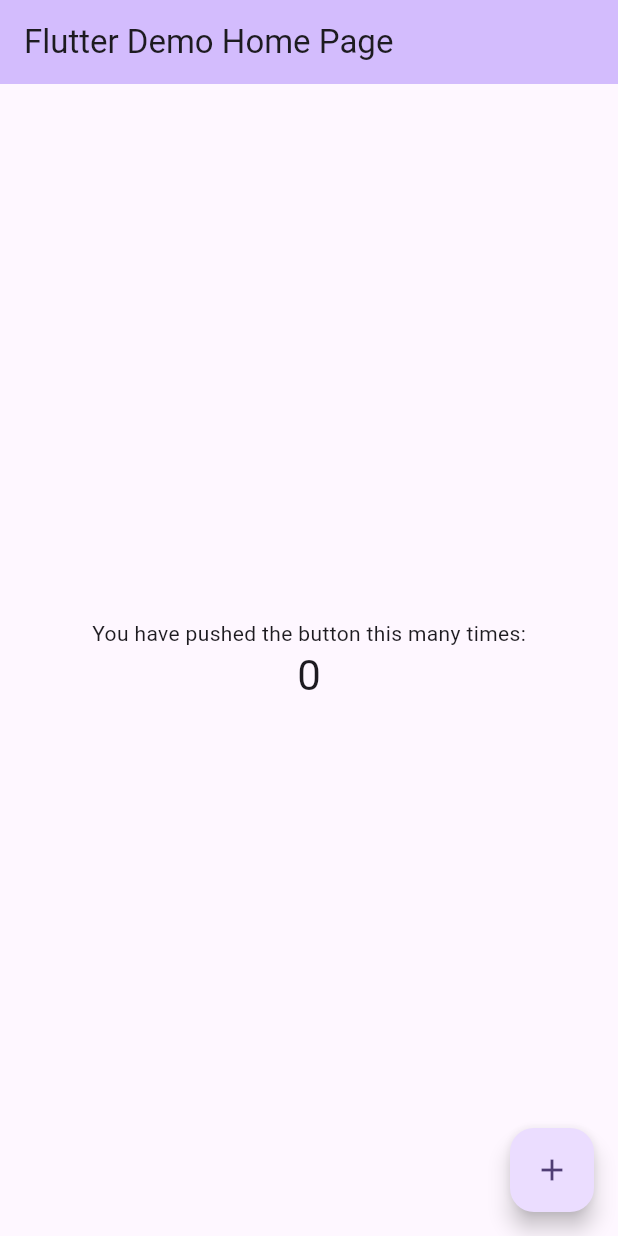
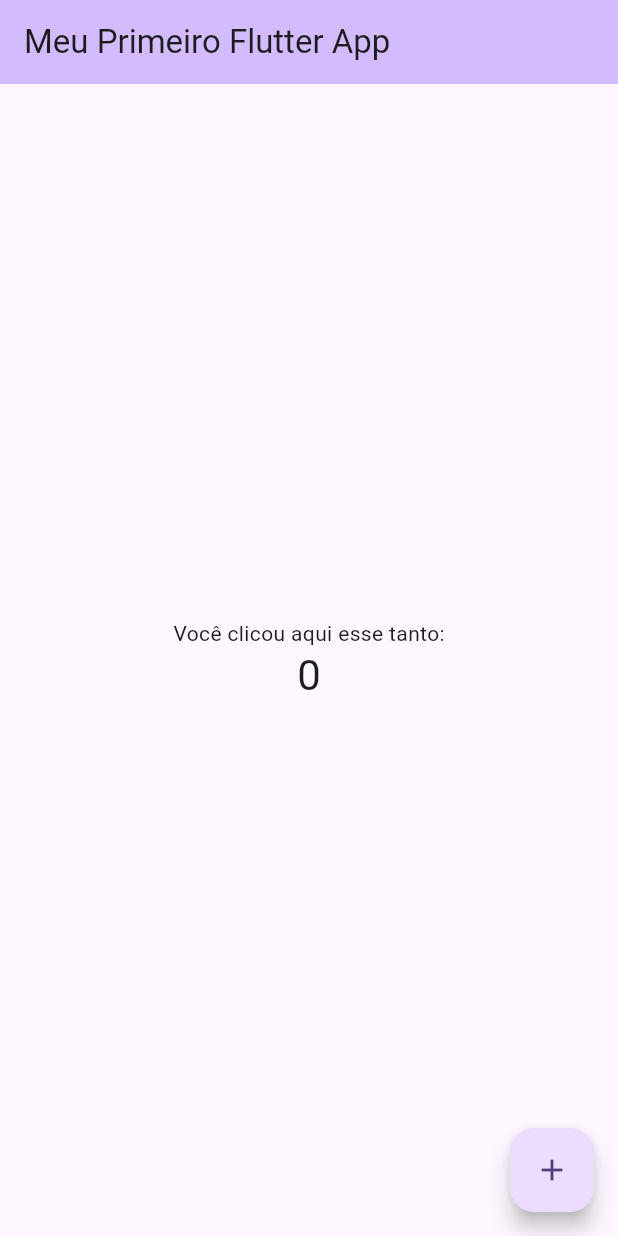
Before and after one commit to Iwassaki-SafeCare/myFlutterApp, a Flutter app: the screen it shows after launch, on a phone screen of 412 x 824 dp. Run offline on Flutter 3.47's test engine with Material 3 defaults, Android fonts, the phone set to English and light mode, and no system bars.

Commit message:
Update main.dart titles
update title and texts

```diff
--- a/lib/main.dart
+++ b/lib/main.dart
@@ -11,7 +11,7 @@ class MyApp extends StatelessWidget {
   @override
   Widget build(BuildContext context) {
     return MaterialApp(
-      title: 'Flutter Demo',
+      title: 'My Flutter App',
       theme: ThemeData(
         // This is the theme of your application.
         //
@@ -31,7 +31,7 @@ class MyApp extends StatelessWidget {
         colorScheme: ColorScheme.fromSeed(seedColor: Colors.deepPurple),
         useMaterial3: true,
       ),
-      home: const MyHomePage(title: 'Flutter Demo Home Page'),
+      home: const MyHomePage(title: 'Meu Primeiro Flutter App'),
     );
   }
 }
@@ -106,7 +106,7 @@ class _MyHomePageState extends State<MyHomePage> {
           mainAxisAlignment: MainAxisAlignment.center,
           children: <Widget>[
             const Text(
-              'You have pushed the button this many times:',
+              'Você clicou aqui esse tanto:',
             ),
             Text(
               '$_counter',
```
